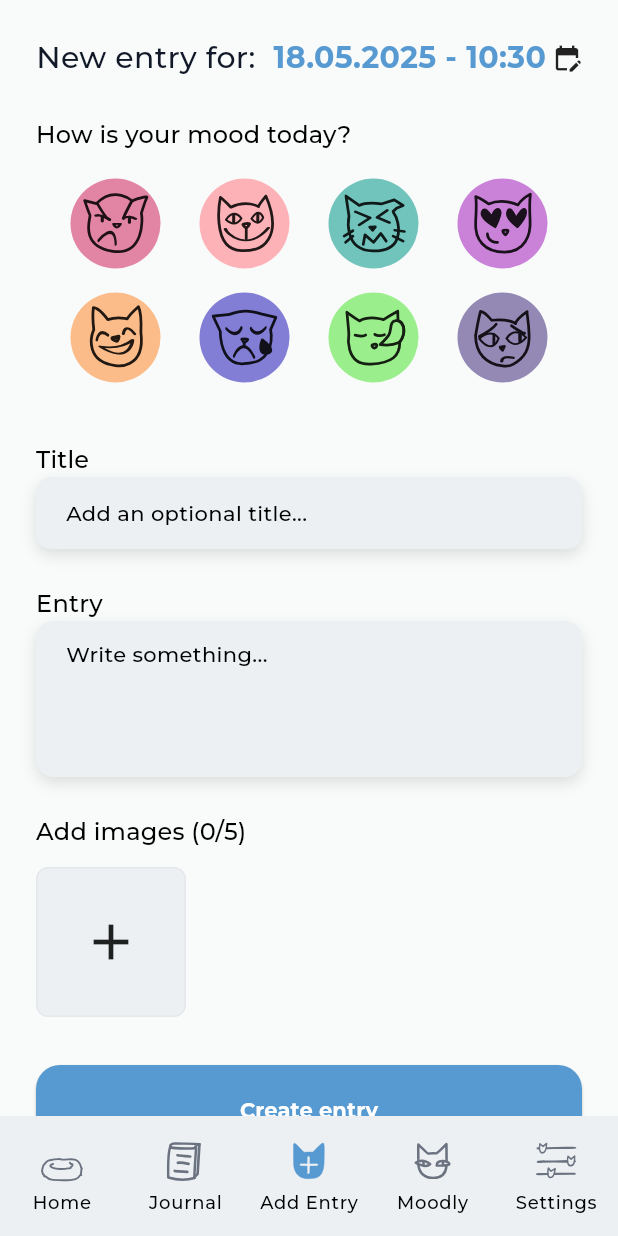
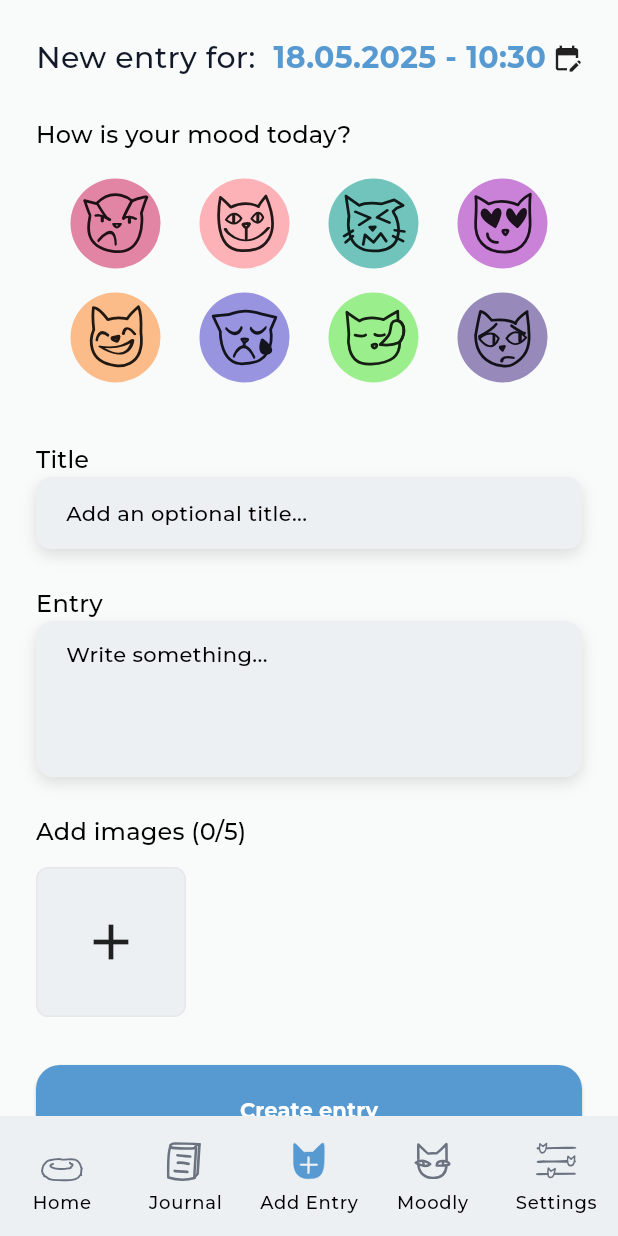
Before and after one commit to codemalcolm/moodly_client, a Flutter app: the AppScaffold screen opened directly, item 3 of the bottom bar chosen, on a phone screen of 412 x 824 dp. Run offline on Flutter 3.47's test engine with Material 3 defaults, Android fonts, the phone set to English and light mode, and no system bars; our stand-ins replace flutter_svg, image_picker, shared_preferences; missing offline and left inert: dart:ffi; accounts and stored records are empty; network calls fail; project files that could hold a hidden picture were left out.

Commit message:
adjust colors to enhance contrast between icons and background in moods card

```diff
--- a/lib/theme/app_theme.dart
+++ b/lib/theme/app_theme.dart
@@ -43,7 +43,7 @@ Color getAccentBackgroundColor(Color primaryColor) {
   if (primaryColor == AccentColors.green) return AccentBackgroundColors.green;
   if (primaryColor == AccentColors.yellow) return AccentBackgroundColors.yellow;
   if (primaryColor == AccentColors.purple) return AccentBackgroundColors.purple;
-  return AccentBackgroundColors.blue; // fallback
+  return AccentBackgroundColors.blue;
 }
 
 class AppTheme {
--- a/lib/widgets/moods_card.dart
+++ b/lib/widgets/moods_card.dart
@@ -28,9 +28,9 @@ class MoodsCard extends StatelessWidget {
     const Color.fromARGB(139, 0, 150, 135),
     const Color.fromARGB(138, 161, 27, 185),
     const Color.fromARGB(138, 255, 134, 41),
-    const Color.fromARGB(137, 29, 18, 181),
+    const Color.fromARGB(149, 83, 75, 203),
     const Color.fromARGB(136, 73, 226, 42),
-    const Color.fromARGB(137, 61, 38, 120),
+    const Color.fromARGB(149, 81, 58, 139),
   ];
 
   const MoodsCard({
@@ -73,7 +73,7 @@ class MoodsCard extends StatelessWidget {
                     border: Border.all(
                       color:
                           isSelected
-                              ? theme.colorScheme.primary
+                              ? theme.colorScheme.onPrimary
                               : const Color.fromARGB(0, 0, 0, 0),
                       width: 2,
                     ),
@@ -82,7 +82,7 @@ class MoodsCard extends StatelessWidget {
                     moods[index],
                     colorFilter: ColorFilter.mode(
                       isSelected
-                          ? theme.colorScheme.primary
+                          ? theme.colorScheme.onPrimary
                           : theme.iconTheme.color ?? Colors.black,
                       BlendMode.srcIn,
                     ),
```
